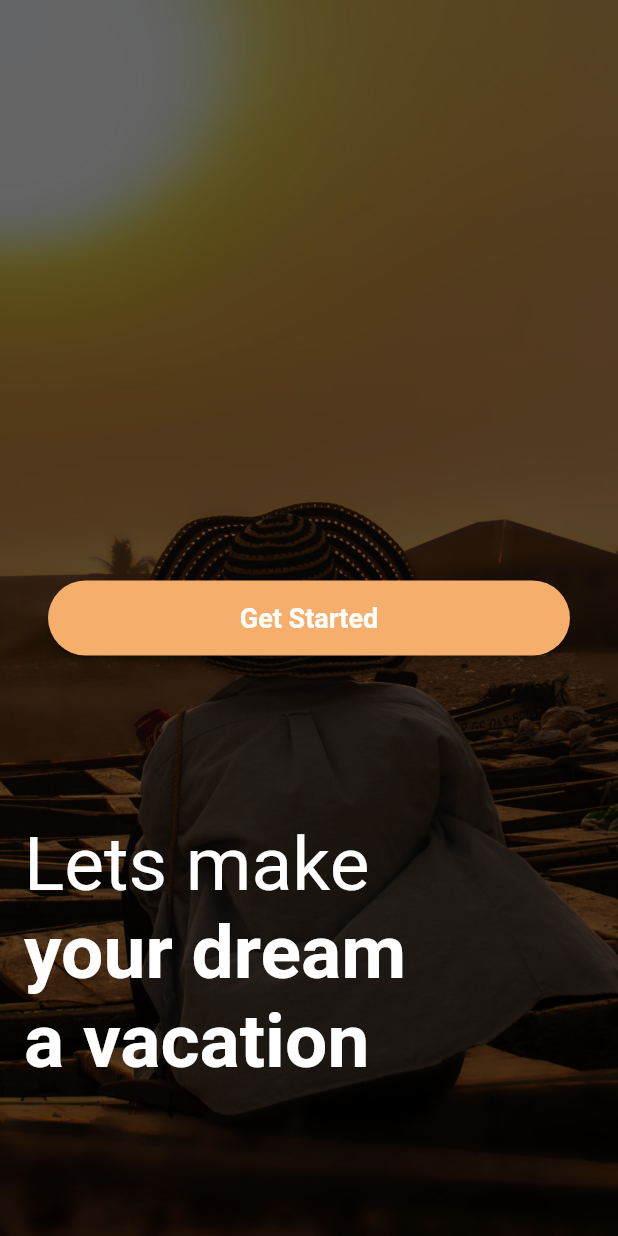
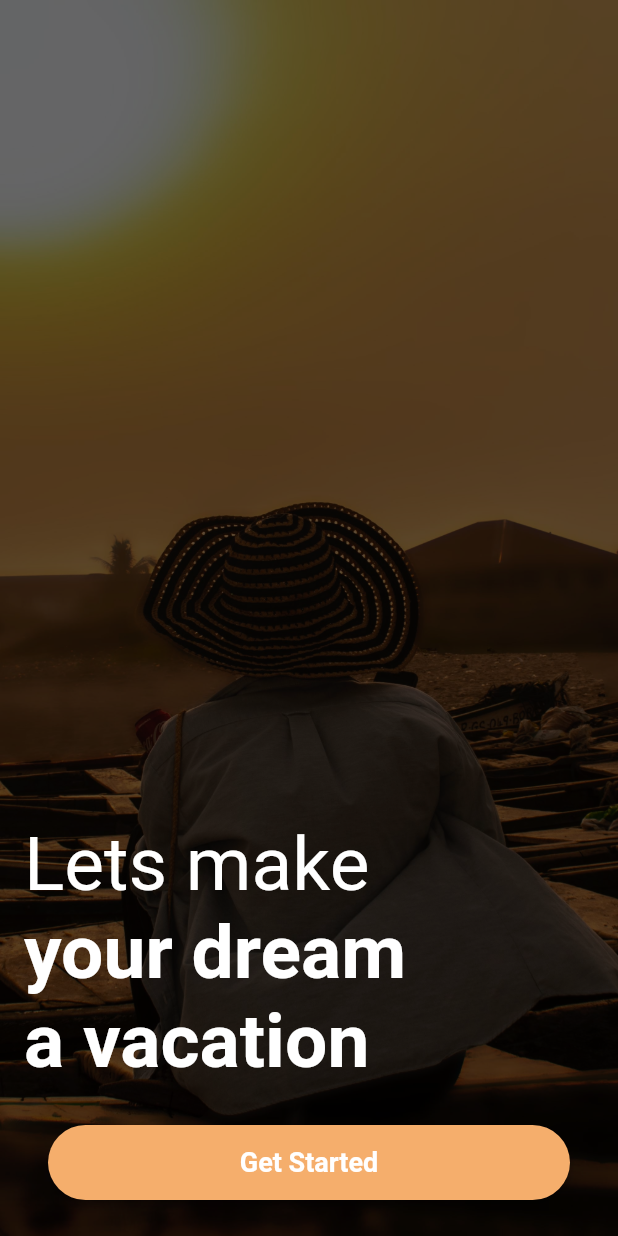
Before and after one commit to Naa-abia/heny_app, a Flutter app: the screen it shows after launch, on a phone screen of 412 x 824 dp. Run offline on Flutter 3.47's test engine with Material 2 defaults, Android fonts, the light colour scheme and no system bars; Roboto replaces fonts that are missing (Montserrat).

Commit message:
splash screen button fixed

```diff
--- a/lib/home_page.dart
+++ b/lib/home_page.dart
@@ -87,8 +87,9 @@ class _MyHomePageState extends State<MyHomePage> {
             ),
           ),
 
-          //for the button that is centered
-          Center(
+          //for the button that is centered at the bottom
+          Align(
+              alignment: Alignment.bottomCenter,
               child: Padding(
                   padding: const EdgeInsets.symmetric(
                     horizontal: 32.0,
```
Also changed, not shown: lib/explore_page.dart (deleted, +0 -27 lines).
